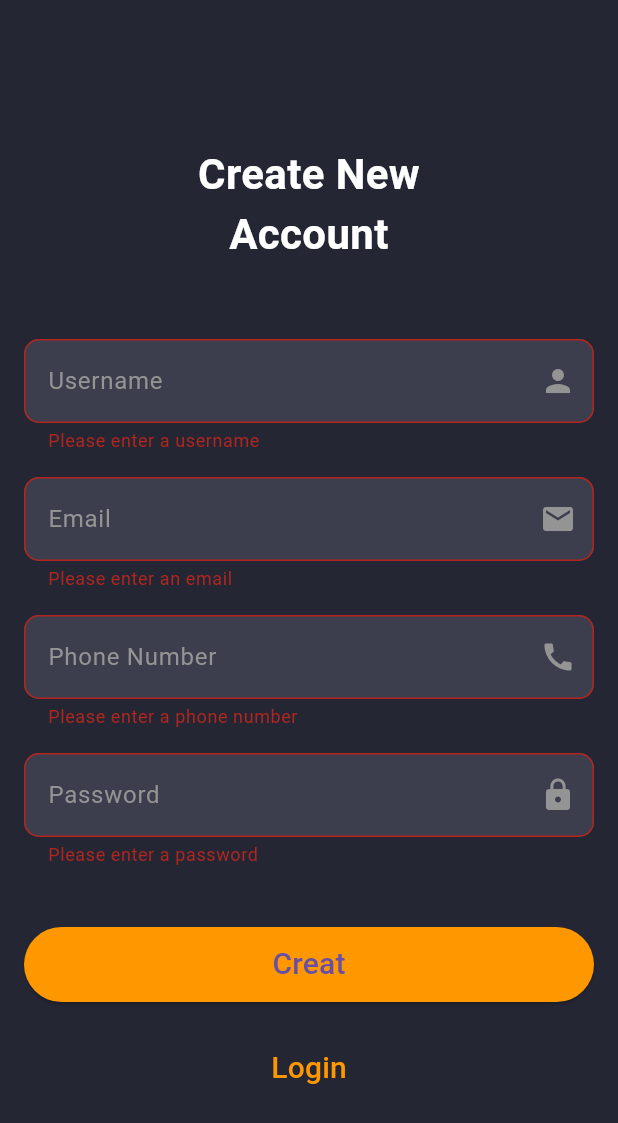
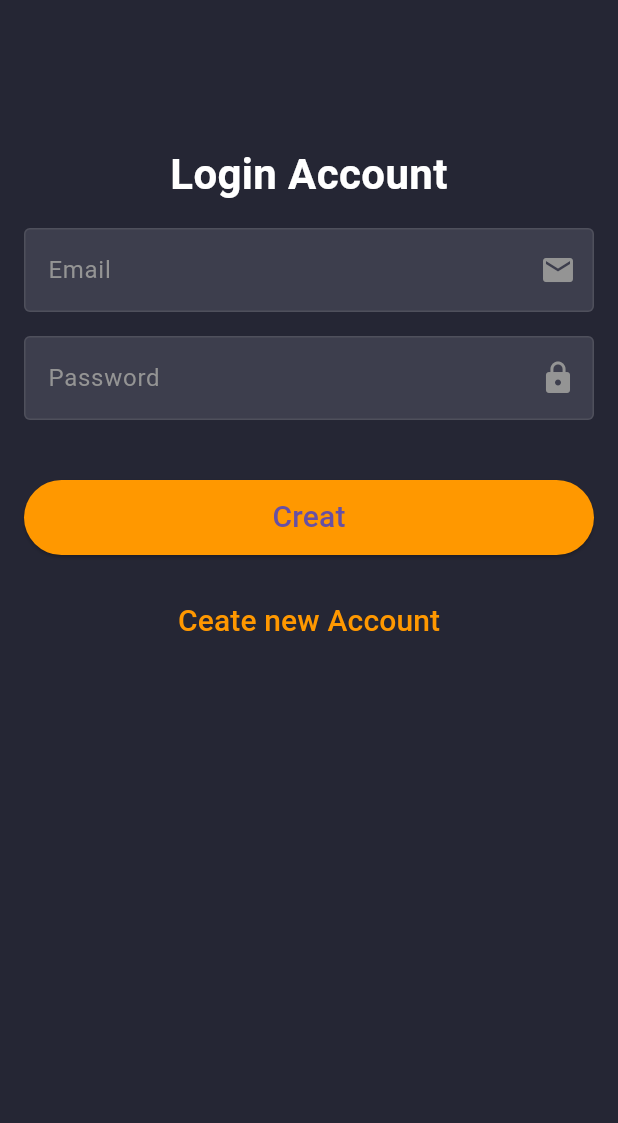
Before and after one commit to sundante/tut_flutr_expensetracker, a Flutter app: the screen it shows after launch, after a tap on "Creat", after a tap on "Login", on a phone screen of 412 x 824 dp. Shown: the top 1123 px of the screen. Run offline on Flutter 3.47's test engine with Material 3 defaults, Android fonts, the phone set to English and light mode, and no system bars.

Commit message:
Adding LoginView and navigation

```diff
--- a/lib/main.dart
+++ b/lib/main.dart
@@ -1,5 +1,5 @@
 import 'package:flutter/material.dart';
-import 'package:tut_flutr_expensetracker/sign_up.dart';
+import 'package:tut_flutr_expensetracker/screens/sign_up.dart';
 
 void main() {
   runApp(const MyApp());
--- /dev/null
+++ b/lib/screens/login_screen.dart
@@ -0,0 +1,114 @@
+import 'package:flutter/material.dart';
+import 'package:tut_flutr_expensetracker/screens/sign_up.dart';
+import 'package:tut_flutr_expensetracker/utils/appvalidator.dart';
+
+class LoginView extends StatelessWidget {
+  LoginView({super.key});
+
+  final GlobalKey<FormState> _formKey = GlobalKey<FormState>();
+
+  Future<void> _submitForm() async {
+    if (_formKey.currentState!.validate()) {
+      ScaffoldMessenger.of(_formKey.currentContext!).showSnackBar(
+        const SnackBar(content: Text("Form submitted successfully")),
+      );
+    }
+  }
+
+  // utils class for all validation functions
+  var appValidator = AppValidator();
+
+  @override
+  Widget build(BuildContext context) {
+    return Scaffold(
+      backgroundColor: Color(0xFF252634),
+      body: Padding(
+        padding: EdgeInsets.all(16),
+        child: Form(
+            key: _formKey,
+            child: Column(
+              children: [
+                SizedBox(
+                  height: 80.0,
+                ),
+                SizedBox(
+                  width: 250,
+                  child: Text(
+                    "Login Account",
+                    textAlign: TextAlign.center,
+                    style: TextStyle(
+                        color: Colors.white,
+                        fontSize: 28,
+                        fontWeight: FontWeight.bold),
+                  ),
+                ),
+                SizedBox(
+                  height: 16.0,
+                ),
+                TextFormField(
+                  style: TextStyle(color: Colors.white),
+                  autovalidateMode: AutovalidateMode.onUserInteraction,
+                  keyboardType: TextInputType.emailAddress,
+                  decoration: _buildInputDecoration("Email", Icons.email),
+                  validator: appValidator.validateEmail,
+                ),
+                SizedBox(
+                  height: 16.0,
+                ),
+                TextFormField(
+                  style: TextStyle(color: Colors.white),
+                  autovalidateMode: AutovalidateMode.onUserInteraction,
+                  keyboardType: TextInputType.phone,
+                  decoration: _buildInputDecoration("Password", Icons.lock),
+                  validator: appValidator.validatePassword,
+                ),
+                SizedBox(
+                  height: 40.0,
+                ),
+                Container(
+                    height: 50,
+                    width: double.infinity,
+                    child: ElevatedButton(
+                        style: ElevatedButton.styleFrom(
+                            backgroundColor: Colors.orange),
+                        onPressed: _submitForm,
+                        child: Text(
+                          "Creat",
+                          style: TextStyle(fontSize: 20),
+                        ))),
+                SizedBox(
+                  height: 20,
+                ),
+                TextButton(
+                    onPressed: () {
+                      Navigator.push(
+                          context,
+                          MaterialPageRoute(
+                              builder: (context) => SignUpView()));
+                    },
+                    child: Text("Ceate new Account",
+                        style: TextStyle(color: Colors.orange, fontSize: 20))),
+              ],
+            )),
+      ),
+    );
+  }
+
+  // This is generic code to build the input tiles
+  InputDecoration _buildInputDecoration(String label, IconData suffixIcon) {
+    return InputDecoration(
+        fillColor: Color(0xAA494A59),
+        enabledBorder: OutlineInputBorder(
+            borderSide: BorderSide(color: Color(0x35949494))),
+        focusedBorder:
+            OutlineInputBorder(borderSide: BorderSide(color: Colors.white)),
+        filled: true,
+        labelStyle: TextStyle(color: Color(0xFF949494)),
+        labelText: label,
+        suffixIcon: Icon(
+          suffixIcon,
+          color: Color(0xFF949494),
+        ),
+        border: OutlineInputBorder(borderRadius: BorderRadius.circular(10.0)));
+  }
+}
--- a/lib/sign_up.dart
+++ b/lib/screens/sign_up.dart
@@ -1,11 +1,13 @@
 import 'package:flutter/material.dart';
+import 'package:tut_flutr_expensetracker/screens/login_screen.dart';
+import 'package:tut_flutr_expensetracker/utils/appvalidator.dart';
 
 class SignUpView extends StatelessWidget {
   SignUpView({super.key});
 
   final GlobalKey<FormState> _formKey = GlobalKey<FormState>();
 
-  void _submitForm() {
+  Future<void> _submitForm() async {
     if (_formKey.currentState!.validate()) {
       ScaffoldMessenger.of(_formKey.currentContext!).showSnackBar(
         const SnackBar(content: Text("Form submitted successfully")),
@@ -13,40 +15,8 @@ class SignUpView extends StatelessWidget {
     }
   }
 
-  String? _validateUsername(value) {
-    if (value!.isEmpty) {
-      return "Please enter a username";
-    }
-    return null;
-  }
-
-  String? _validateEmail(value) {
-    if (value!.isEmpty) {
-      return "Please enter an email";
-    }
-    RegExp emailRegExp = RegExp(r'^[\w-\.]+@([\w-]+\.)+[\w-]{2,4}$');
-    if (emailRegExp.hasMatch(value)) {
-      return "Please enter a valid email";
-    }
-    return null;
-  }
-
-  String? _validatePhoneNumber(value) {
-    if (value!.isEmpty) {
-      return "Please enter a phone number";
-    }
-    if (value.length != 10) {
-      return "Please enter a 10-digit phone number";
-    }
-    return null;
-  }
-
-  String? _validatePassword(value) {
-    if (value!.isEmpty) {
-      return "Please enter a password";
-    }
-    return null;
-  }
+  // utils class for all validation functions
+  var appValidator = AppValidator();
 
   @override
   Widget build(BuildContext context) {
@@ -79,7 +49,7 @@ class SignUpView extends StatelessWidget {
                   style: TextStyle(color: Colors.white),
                   autovalidateMode: AutovalidateMode.onUserInteraction,
                   decoration: _buildInputDecoration("Username", Icons.person),
-                  validator: _validateUsername,
+                  validator: appValidator.validateUsername,
                 ),
                 SizedBox(
                   height: 16.0,
@@ -89,7 +59,7 @@ class SignUpView extends StatelessWidget {
                   autovalidateMode: AutovalidateMode.onUserInteraction,
                   keyboardType: TextInputType.emailAddress,
                   decoration: _buildInputDecoration("Email", Icons.email),
-                  validator: _validateEmail,
+                  validator: appValidator.validateEmail,
                 ),
                 SizedBox(
                   height: 16.0,
@@ -99,7 +69,7 @@ class SignUpView extends StatelessWidget {
                   autovalidateMode: AutovalidateMode.onUserInteraction,
                   keyboardType: TextInputType.phone,
                   decoration: _buildInputDecoration("Phone Number", Icons.call),
-                  validator: _validatePhoneNumber,
+                  validator: appValidator.validatePhoneNumber,
                 ),
                 SizedBox(
                   height: 16.0,
@@ -109,7 +79,7 @@ class SignUpView extends StatelessWidget {
                   autovalidateMode: AutovalidateMode.onUserInteraction,
                   keyboardType: TextInputType.phone,
                   decoration: _buildInputDecoration("Password", Icons.lock),
-                  validator: _validatePassword,
+                  validator: appValidator.validatePassword,
                 ),
                 SizedBox(
                   height: 40.0,
@@ -129,7 +99,10 @@ class SignUpView extends StatelessWidget {
                   height: 20,
                 ),
                 TextButton(
-                    onPressed: () {},
+                    onPressed: () {
+                      Navigator.push(context,
+                          MaterialPageRoute(builder: (context) => LoginView()));
+                    },
                     child: Text("Login",
                         style: TextStyle(color: Colors.orange, fontSize: 20))),
               ],
--- /dev/null
+++ b/lib/utils/appvalidator.dart
@@ -0,0 +1,36 @@
+class AppValidator {
+  String? validateUsername(value) {
+    if (value!.isEmpty) {
+      return "Please enter a username";
+    }
+    return null;
+  }
+
+  String? validateEmail(value) {
+    if (value!.isEmpty) {
+      return "Please enter an email";
+    }
+    RegExp emailRegExp = RegExp(r'^[\w-\.]+@([\w-]+\.)+[\w-]{2,4}$');
+    if (emailRegExp.hasMatch(value)) {
+      return "Please enter a valid email";
+    }
+    return null;
+  }
+
+  String? validatePhoneNumber(value) {
+    if (value!.isEmpty) {
+      return "Please enter a phone number";
+    }
+    if (value.length != 10) {
+      return "Please enter a 10-digit phone number";
+    }
+    return null;
+  }
+
+  String? validatePassword(value) {
+    if (value!.isEmpty) {
+      return "Please enter a password";
+    }
+    return null;
+  }
+}
```
